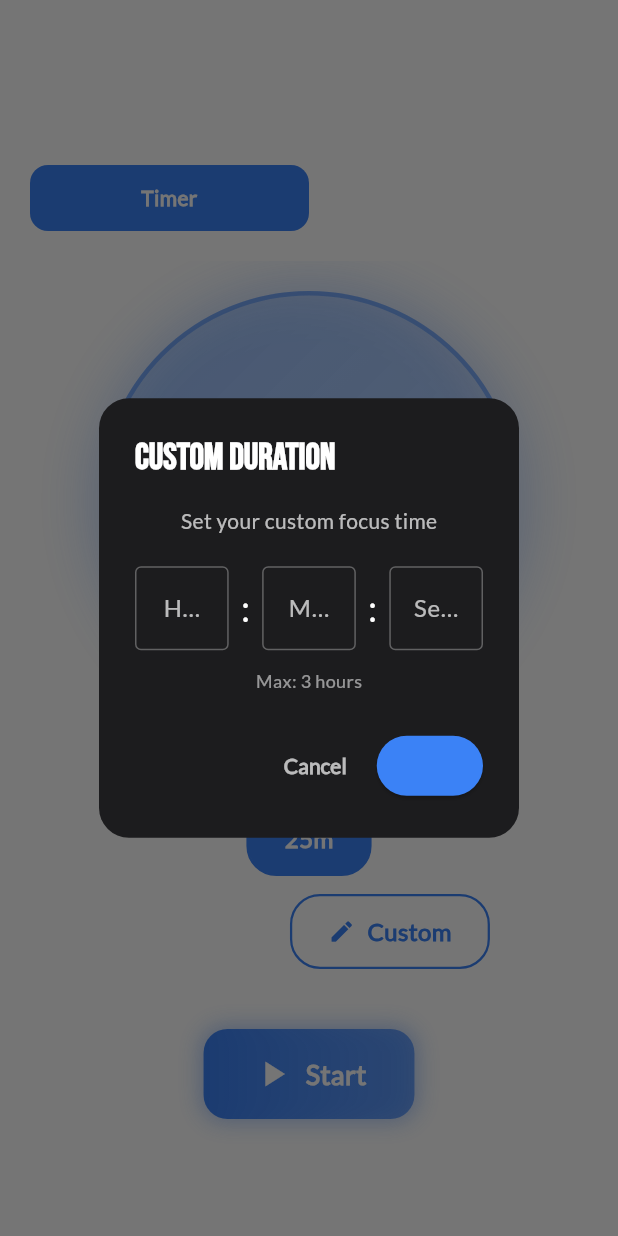
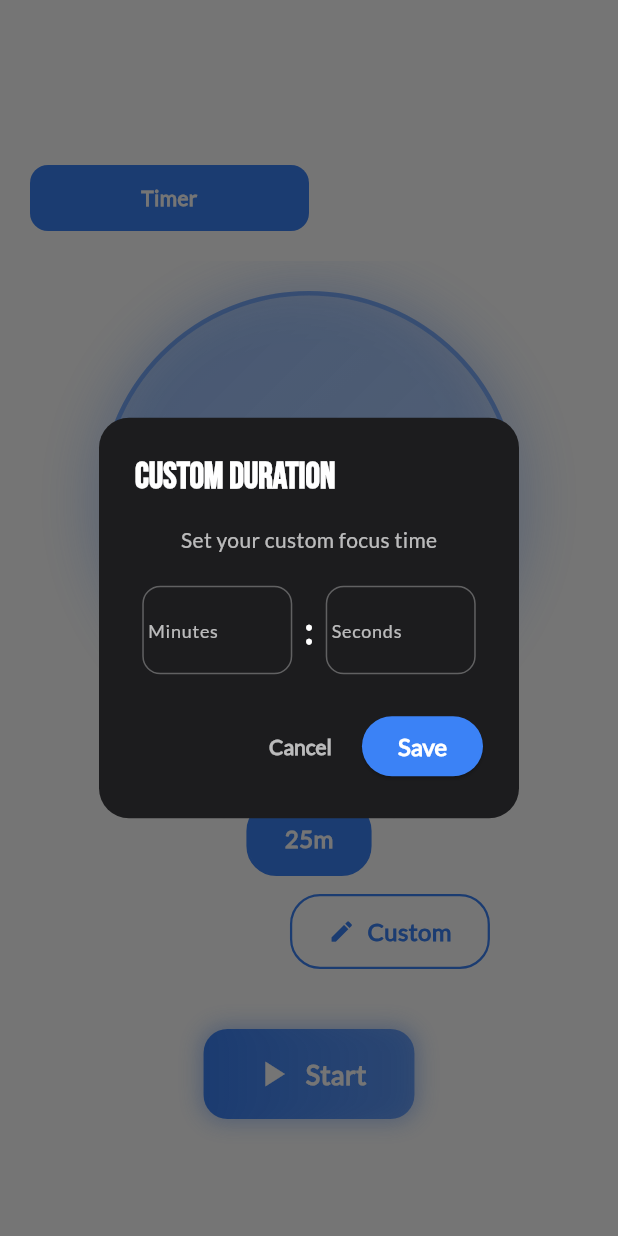
Before and after one commit to KaivalyaJoglekar/Reflectify, a Flutter app: the FocusModeScreen screen opened directly, after a tap on "Custom", on a phone screen of 412 x 824 dp. Run offline on Flutter 3.47's test engine with Material 3 defaults, Android fonts, the phone set to English and light mode, and no system bars; our stand-ins replace firebase_auth, firebase_core, fl_chart, flutter_riverpod, riverpod, shared_preferences and 1 more; accounts and stored records are empty.

Commit message:
fixed focus mode functionality

```diff
--- a/lib/models/focus_history_model.dart
+++ b/lib/models/focus_history_model.dart
@@ -1,6 +1,7 @@
 class FocusHistory {
   final String id;
-  final int durationMinutes;
+  final int durationMinutes; // Keep for backward compatibility
+  final int? durationSeconds; // New field for exact duration
   final DateTime startTime;
   final DateTime endTime;
   final bool completed;
@@ -8,6 +9,7 @@ class FocusHistory {
   FocusHistory({
     required this.id,
     required this.durationMinutes,
+    this.durationSeconds,
     required this.startTime,
     required this.endTime,
     required this.completed,
@@ -20,6 +22,7 @@ class FocusHistory {
     return {
       'id': id,
       'durationMinutes': durationMinutes,
+      'durationSeconds': durationSeconds,
       'startTime': startTime.toIso8601String(),
       'endTime': endTime.toIso8601String(),
       'completed': completed,
@@ -30,6 +33,7 @@ class FocusHistory {
     return FocusHistory(
       id: json['id'] as String,
       durationMinutes: json['durationMinutes'] as int,
+      durationSeconds: json['durationSeconds'] as int?,
       startTime: DateTime.parse(json['startTime'] as String),
       endTime: DateTime.parse(json['endTime'] as String),
       completed: json['completed'] as bool,
--- a/lib/screens/focus_mode_screen.dart
+++ b/lib/screens/focus_mode_screen.dart
@@ -19,7 +19,9 @@ class FocusModeScreen extends StatefulWidget {
 class _FocusModeScreenState extends State<FocusModeScreen> {
   int _selectedMinutes = 25; // Pomodoro default
   int _remainingSeconds = 0;
+  int _initialSeconds = 0; // Track the initial duration when timer starts
   bool _isRunning = false;
+  bool _isPaused = false; // Track if timer is paused
   Timer? _timer;
   DateTime? _sessionStartTime;
   int _currentTab = 0; // 0 for timer, 1 for history
@@ -35,7 +37,12 @@ class _FocusModeScreenState extends State<FocusModeScreen> {
   void _startTimer() {
     setState(() {
       _isRunning = true;
+      _isPaused = false;
+      // Use custom time if set, otherwise use preset minutes
+      if (_remainingSeconds == 0) {
         _remainingSeconds = _selectedMinutes * 60;
+      }
+      _initialSeconds = _remainingSeconds; // Store initial duration
       _sessionStartTime = DateTime.now();
     });
 
@@ -44,17 +51,36 @@ class _FocusModeScreenState extends State<FocusModeScreen> {
         if (_remainingSeconds > 0) {
           _remainingSeconds--;
         } else {
-          _stopTimer();
+          _pauseTimer();
           _showCompletionDialog(true);
         }
       });
     });
   }
 
-  void _stopTimer() {
+  void _pauseTimer() {
     _timer?.cancel();
     setState(() {
       _isRunning = false;
+      _isPaused = true; // Mark as paused
+    });
+  }
+
+  void _resumeTimer() {
+    setState(() {
+      _isRunning = true;
+      _isPaused = false;
+    });
+
+    _timer = Timer.periodic(const Duration(seconds: 1), (timer) {
+      setState(() {
+        if (_remainingSeconds > 0) {
+          _remainingSeconds--;
+        } else {
+          _pauseTimer();
+          _showCompletionDialog(true);
+        }
+      });
     });
   }
 
@@ -65,9 +91,11 @@ class _FocusModeScreenState extends State<FocusModeScreen> {
 
     // Save session history if it was started
     if (_sessionStartTime != null) {
+      final durationMinutes = (_initialSeconds / 60).ceil();
       final session = FocusHistory(
         id: DateTime.now().millisecondsSinceEpoch.toString(),
-        durationMinutes: _selectedMinutes,
+        durationMinutes: durationMinutes,
+        durationSeconds: _initialSeconds,
         startTime: _sessionStartTime!,
         endTime: endTime,
         completed: completed,
@@ -77,7 +105,9 @@ class _FocusModeScreenState extends State<FocusModeScreen> {
 
     setState(() {
       _isRunning = false;
+      _isPaused = false;
       _remainingSeconds = 0;
+      _initialSeconds = 0;
       _sessionStartTime = null;
     });
   }
@@ -87,9 +117,11 @@ class _FocusModeScreenState extends State<FocusModeScreen> {
 
     // Save completed session
     if (_sessionStartTime != null && completed) {
+      final durationMinutes = (_initialSeconds / 60).ceil();
       final session = FocusHistory(
         id: DateTime.now().millisecondsSinceEpoch.toString(),
-        durationMinutes: _selectedMinutes,
+        durationMinutes: durationMinutes,
+        durationSeconds: _initialSeconds,
         startTime: _sessionStartTime!,
         endTime: endTime,
         completed: true,
@@ -124,7 +156,6 @@ class _FocusModeScreenState extends State<FocusModeScreen> {
   }
 
   void _showCustomTimeDialog() {
-    final hoursController = TextEditingController();
     final minutesController = TextEditingController();
     final secondsController = TextEditingController();
 
@@ -146,79 +177,74 @@ class _FocusModeScreenState extends State<FocusModeScreen> {
             ),
             const SizedBox(height: 20),
             Row(
+              mainAxisAlignment: MainAxisAlignment.center,
               children: [
-                Expanded(
+                SizedBox(
+                  width: 100,
                   child: TextField(
-                    controller: hoursController,
+                    controller: minutesController,
                     keyboardType: TextInputType.number,
-                    style: const TextStyle(color: Colors.white),
+                    style: const TextStyle(color: Colors.white, fontSize: 18),
                     textAlign: TextAlign.center,
-                    decoration: const InputDecoration(
-                      labelText: 'Hours',
-                      labelStyle: TextStyle(color: Colors.white70),
+                    decoration: InputDecoration(
+                      labelText: 'Minutes',
+                      labelStyle: const TextStyle(
+                        color: Colors.white70,
+                        fontSize: 12,
+                      ),
                       enabledBorder: OutlineInputBorder(
-                        borderSide: BorderSide(color: Colors.white30),
+                        borderRadius: BorderRadius.circular(12),
+                        borderSide: const BorderSide(color: Colors.white30),
                       ),
                       focusedBorder: OutlineInputBorder(
-                        borderSide: BorderSide(color: Colors.blue),
+                        borderRadius: BorderRadius.circular(12),
+                        borderSide: BorderSide(
+                          color: Theme.of(context).primaryColor,
+                        ),
+                      ),
+                      contentPadding: const EdgeInsets.symmetric(vertical: 16),
                     ),
                   ),
                 ),
-                ),
-                const SizedBox(width: 8),
-                const Text(
+                const Padding(
+                  padding: EdgeInsets.symmetric(horizontal: 8),
+                  child: Text(
                     ':',
-                  style: TextStyle(color: Colors.white, fontSize: 24),
-                ),
-                const SizedBox(width: 8),
-                Expanded(
-                  child: TextField(
-                    controller: minutesController,
-                    keyboardType: TextInputType.number,
-                    style: const TextStyle(color: Colors.white),
-                    textAlign: TextAlign.center,
-                    decoration: const InputDecoration(
-                      labelText: 'Minutes',
-                      labelStyle: TextStyle(color: Colors.white70),
-                      enabledBorder: OutlineInputBorder(
-                        borderSide: BorderSide(color: Colors.white30),
-                      ),
-                      focusedBorder: OutlineInputBorder(
-                        borderSide: BorderSide(color: Colors.blue),
+                    style: TextStyle(
+                      color: Colors.white,
+                      fontSize: 24,
+                      fontWeight: FontWeight.bold,
                     ),
                   ),
                 ),
-                ),
-                const SizedBox(width: 8),
-                const Text(
-                  ':',
-                  style: TextStyle(color: Colors.white, fontSize: 24),
-                ),
-                const SizedBox(width: 8),
-                Expanded(
+                SizedBox(
+                  width: 100,
                   child: TextField(
                     controller: secondsController,
                     keyboardType: TextInputType.number,
-                    style: const TextStyle(color: Colors.white),
+                    style: const TextStyle(color: Colors.white, fontSize: 18),
                     textAlign: TextAlign.center,
-                    decoration: const InputDecoration(
+                    decoration: InputDecoration(
                       labelText: 'Seconds',
-                      labelStyle: TextStyle(color: Colors.white70),
+                      labelStyle: const TextStyle(
+                        color: Colors.white70,
+                        fontSize: 12,
+                      ),
                       enabledBorder: OutlineInputBorder(
-                        borderSide: BorderSide(color: Colors.white30),
+                        borderRadius: BorderRadius.circular(12),
+                        borderSide: const BorderSide(color: Colors.white30),
                       ),
                       focusedBorder: OutlineInputBorder(
-                        borderSide: BorderSide(color: Colors.blue),
+                        borderRadius: BorderRadius.circular(12),
+                        borderSide: BorderSide(
+                          color: Theme.of(context).primaryColor,
                         ),
+                      ),
+                      contentPadding: const EdgeInsets.symmetric(vertical: 16),
                     ),
                   ),
                 ),
               ],
-            ),
-            const SizedBox(height: 12),
-            const Text(
-              'Max: 3 hours',
-              style: TextStyle(color: Colors.white54, fontSize: 12),
             ),
           ],
         ),
@@ -229,28 +255,25 @@ class _FocusModeScreenState extends State<FocusModeScreen> {
           ),
           ElevatedButton(
             onPressed: () {
-              final hours = int.tryParse(hoursController.text) ?? 0;
               final minutes = int.tryParse(minutesController.text) ?? 0;
               final seconds = int.tryParse(secondsController.text) ?? 0;
 
-              final totalMinutes = (hours * 60) + minutes;
-              final totalSeconds = (totalMinutes * 60) + seconds;
+              final totalSeconds = (minutes * 60) + seconds;
 
-              // Max 3 hours (180 minutes or 10800 seconds)
-              if (totalSeconds > 0 && totalSeconds <= 10800) {
+              if (totalSeconds > 0) {
                 setState(() {
                   _selectedMinutes = totalSeconds ~/ 60;
                   if (totalSeconds % 60 > 0) {
                     _selectedMinutes++;
                   }
-                  // Store exact seconds for precise display
                   _remainingSeconds = totalSeconds;
+                  _isPaused = false; // Not paused, just custom time set
                 });
                 Navigator.pop(context);
               } else {
                 ScaffoldMessenger.of(context).showSnackBar(
                   const SnackBar(
-                    content: Text('Please enter a valid time (max 3 hours)'),
+                    content: Text('Please enter a valid time'),
                     duration: Duration(seconds: 2),
                   ),
                 );
@@ -259,7 +282,7 @@ class _FocusModeScreenState extends State<FocusModeScreen> {
             style: ElevatedButton.styleFrom(
               backgroundColor: Theme.of(context).primaryColor,
             ),
-            child: const Text('Set'),
+            child: const Text('Save', style: TextStyle(color: Colors.white)),
           ),
         ],
       ),
@@ -423,11 +446,38 @@ class _FocusModeScreenState extends State<FocusModeScreen> {
   }
 
   Widget _buildHistoryCard(FocusHistory session) {
-    final hours = session.durationMinutes ~/ 60;
-    final mins = session.durationMinutes % 60;
-    final durationLabel = hours > 0
-        ? '${hours}h ${mins}m session'
+    // Use durationSeconds if available, otherwise fall back to durationMinutes
+    final totalSeconds =
+        session.durationSeconds ?? (session.durationMinutes * 60);
+    final hours = totalSeconds ~/ 3600;
+    final mins = (totalSeconds % 3600) ~/ 60;
+    final secs = totalSeconds % 60;
+
+    String durationLabel;
+    if (hours > 0) {
+      durationLabel = '${hours}h ${mins}m ${secs}s session';
+    } else if (mins > 0) {
+      durationLabel = secs > 0
+          ? '${mins}m ${secs}s session'
           : '${mins}m session';
+    } else {
+      durationLabel = '${secs}s session';
+    }
+
+    // Calculate actual focused time
+    final actualDuration = session.endTime.difference(session.startTime);
+    final actualHours = actualDuration.inHours;
+    final actualMins = actualDuration.inMinutes % 60;
+    final actualSecs = actualDuration.inSeconds % 60;
+
+    String actualTimeLabel;
+    if (actualHours > 0) {
+      actualTimeLabel = '${actualHours}h ${actualMins}m ${actualSecs}s';
+    } else if (actualMins > 0) {
+      actualTimeLabel = '${actualMins}m ${actualSecs}s';
+    } else {
+      actualTimeLabel = '${actualSecs}s';
+    }
 
     return Container(
       margin: const EdgeInsets.only(bottom: 12),
@@ -472,19 +522,31 @@ class _FocusModeScreenState extends State<FocusModeScreen> {
                 ),
                 const SizedBox(height: 4),
                 Text(
-                  '${_formatDate(session.startTime)} • ${_formatTimeOnly(session.startTime)}',
+                  '${_formatDate(session.startTime)} • ${_formatTimeOnly(session.startTime)} - ${_formatTimeOnly(session.endTime)}',
                   style: TextStyle(
                     fontSize: 14,
                     color: Colors.white.withValues(alpha: 0.6),
                   ),
                 ),
                 const SizedBox(height: 4),
+                Row(
+                  children: [
                     Text(
                       session.completed ? 'Completed' : 'Stopped early',
                       style: TextStyle(
                         fontSize: 12,
                         color: session.completed ? Colors.green : Colors.orange,
                       ),
+                    ),
+                    const SizedBox(width: 8),
+                    Text(
+                      '• Focused: $actualTimeLabel',
+                      style: TextStyle(
+                        fontSize: 12,
+                        color: Colors.white.withValues(alpha: 0.6),
+                      ),
+                    ),
+                  ],
                 ),
               ],
             ),
@@ -602,7 +664,11 @@ class _FocusModeScreenState extends State<FocusModeScreen> {
             Text(
               _isRunning
                   ? _formatTime(_remainingSeconds)
-                  : _formatTime(_selectedMinutes * 60),
+                  : _formatTime(
+                      _remainingSeconds > 0
+                          ? _remainingSeconds
+                          : _selectedMinutes * 60,
+                    ),
               style: const TextStyle(
                 fontSize: 48,
                 fontWeight: FontWeight.bold,
@@ -637,6 +703,7 @@ class _FocusModeScreenState extends State<FocusModeScreen> {
             setState(() {
               _selectedMinutes = minutes;
               _remainingSeconds = 0; // Reset display
+              _isPaused = false; // Reset paused state
             });
           },
           child: Container(
@@ -718,14 +785,14 @@ class _FocusModeScreenState extends State<FocusModeScreen> {
           _buildControlButton(
             icon: Icons.pause,
             label: 'Pause',
-            onPressed: _stopTimer,
+            onPressed: _pauseTimer,
             color: Colors.orange,
           ),
         ] else ...[
           _buildControlButton(
             icon: Icons.play_arrow,
-            label: 'Start',
-            onPressed: _startTimer,
+            label: _isPaused ? 'Resume' : 'Start',
+            onPressed: _isPaused ? _resumeTimer : _startTimer,
             color: Theme.of(context).primaryColor,
           ),
         ],
```
Lines whose indentation alone changed are shown as unchanged.
